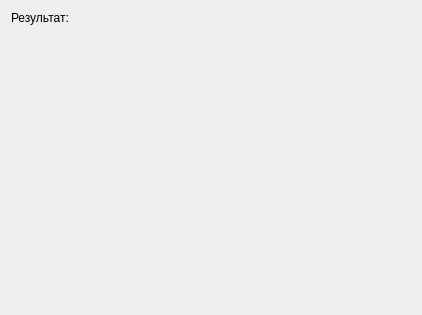
Above: FinishDialog.ui from group93492/economics_LPP before the change. Below: the same form after it.
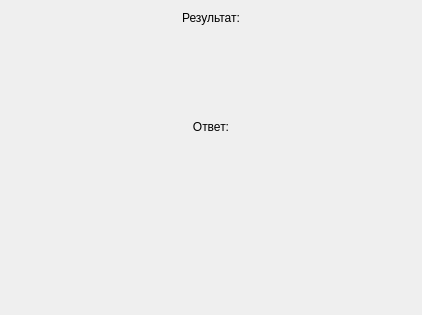
That is the form after the change.

Commit message: Now FinishDialog shows answer of problem

```diff
--- a/FinishDialog.ui
+++ b/FinishDialog.ui
@@ -15,12 +15,15 @@
   </property>
   <layout class="QHBoxLayout" name="horizontalLayout">
    <item>
-    <layout class="QVBoxLayout" name="verticalLayout" stretch="0,1,3">
+    <layout class="QVBoxLayout" name="verticalLayout" stretch="0,1,0,0,0,0,3">
      <item>
-      <widget class="QLabel" name="label">
+      <widget class="QLabel" name="resultLabel">
        <property name="text">
         <string>Результат:</string>
        </property>
+       <property name="alignment">
+        <set>Qt::AlignCenter</set>
+       </property>
       </widget>
      </item>
      <item>
@@ -29,10 +32,47 @@
         <string/>
        </property>
        <property name="alignment">
+        <set>Qt::AlignLeading|Qt::AlignLeft|Qt::AlignVCenter</set>
+       </property>
+      </widget>
+     </item>
+     <item>
+      <spacer name="verticalSpacer_2">
+       <property name="orientation">
+        <enum>Qt::Vertical</enum>
+       </property>
+       <property name="sizeHint" stdset="0">
+        <size>
+         <width>20</width>
+         <height>40</height>
+        </size>
+       </property>
+      </spacer>
+     </item>
+     <item>
+      <widget class="QLabel" name="answerLabel">
+       <property name="text">
+        <string>Ответ:</string>
+       </property>
+       <property name="alignment">
         <set>Qt::AlignCenter</set>
        </property>
       </widget>
      </item>
+     <item>
+      <widget class="QLabel" name="minLabel">
+       <property name="text">
+        <string/>
+       </property>
+      </widget>
+     </item>
+     <item>
+      <widget class="QLabel" name="maxLabel">
+       <property name="text">
+        <string/>
+       </property>
+      </widget>
+     </item>
      <item>
       <spacer name="verticalSpacer">
        <property name="orientation">
```
The commit also changes 7 other files.
